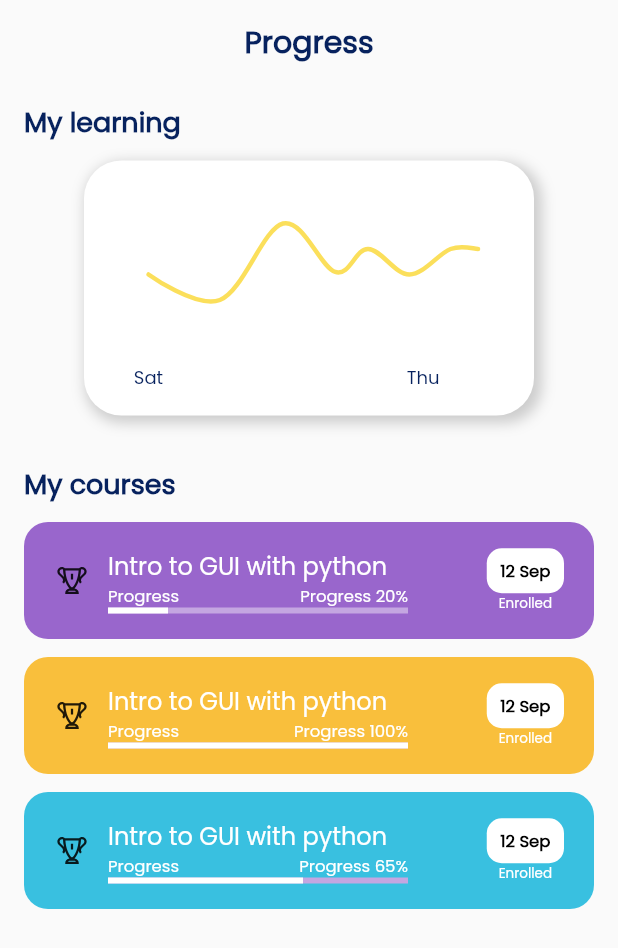
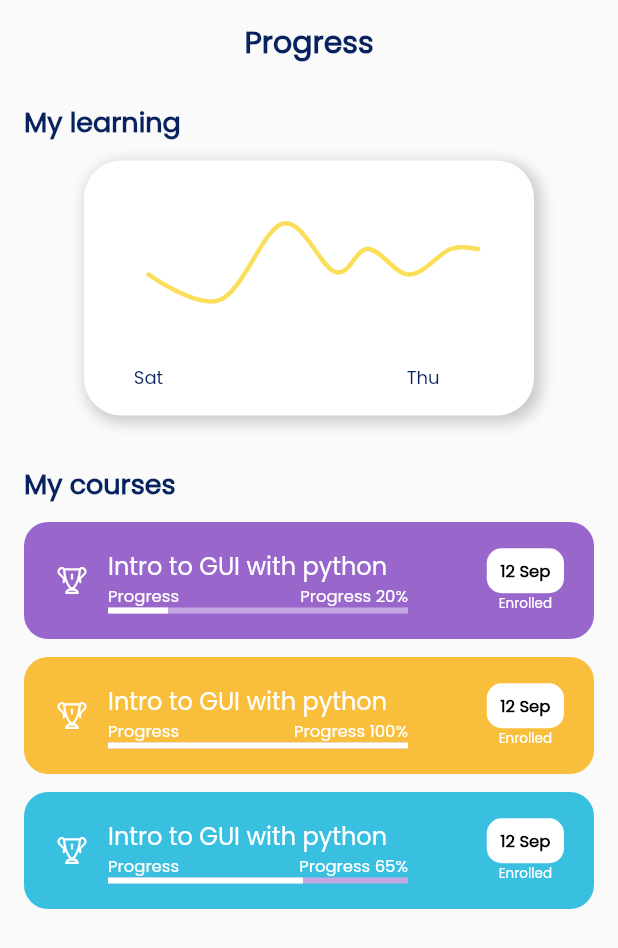
Before and after one commit to Waelahmed99/Edudito, a Flutter app: the ProgressPage screen opened directly, on a phone screen of 412 x 824 dp. Shown: the top 948 px of the screen. Run offline on Flutter 3.47's test engine with Material 2 defaults, Android fonts, the light colour scheme and no system bars; drawn by our look-alikes of fl_chart; our stand-ins replace cloud_firestore, firebase_auth, firebase_core, flutter_rating_bar, flutter_svg, google_sign_in and 1 more; accounts and stored records are empty.

Commit message:
Updating progress page

```diff
--- a/lib/screens/progress_page.dart
+++ b/lib/screens/progress_page.dart
@@ -24,7 +24,6 @@ class ProgressPage extends StatelessWidget {
       ),
       body: Container(
         width: MediaQuery.of(context).size.width,
-        child: SingleChildScrollView(
         child: Column(
           crossAxisAlignment: CrossAxisAlignment.center,
           children: [
@@ -60,6 +59,10 @@ class ProgressPage extends StatelessWidget {
                 ),
               ),
             ),
+            Expanded(
+              child: SingleChildScrollView(
+                child: Column(
+                  children: [
                     SizedBox(height: 12),
                     ProgressItem(
                       themeIdx: 0,
@@ -75,8 +78,12 @@ class ProgressPage extends StatelessWidget {
                       themeIdx: 2,
                       progress: 65,
                     ),
+                    SizedBox(height: 12),
                   ],
                 ),
+              ),
+            ),
+          ],
         ),
       ),
     );
@@ -107,7 +114,7 @@ class ProgressItem extends StatelessWidget {
       // height: 100,
       child: Row(
         children: [
-          Icon(LineAwesomeIcons.trophy),
+          Icon(LineAwesomeIcons.trophy, color: Colors.white),
           SizedBox(width: 12),
           Container(
             width: 200,
```
Lines whose indentation alone changed are shown as unchanged.
